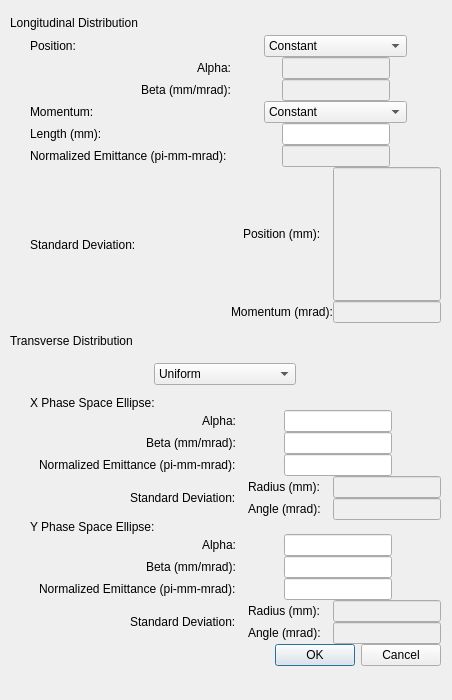
First picture: the form in py_particle_processor_qt/gui/generate_twiss.ui, repository DanielWinklehner/py_particle_processor, before the edit.
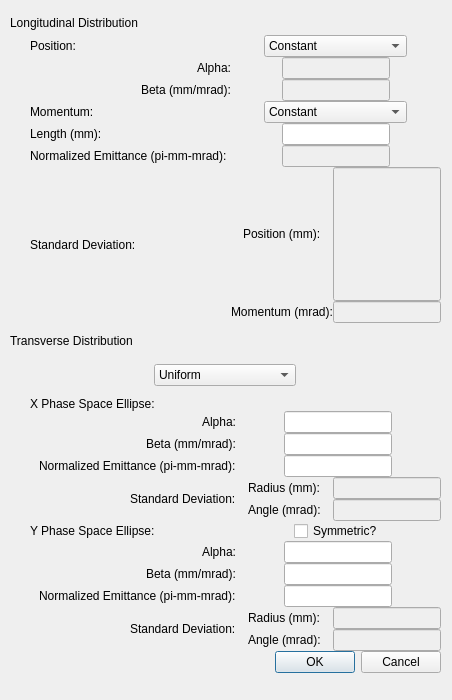
Second picture: the form after the edit.

Commit message: Added symmetric beams to generator -MY

```diff
--- a/py_particle_processor_qt/gui/generate_twiss.ui
+++ b/py_particle_processor_qt/gui/generate_twiss.ui
@@ -32,7 +32,7 @@
       <x>10</x>
       <y>10</y>
       <width>431</width>
-      <height>656</height>
+      <height>663</height>
      </rect>
     </property>
     <layout class="QVBoxLayout" name="verticalLayout_3">
@@ -599,6 +599,13 @@
            </item>
           </layout>
          </item>
+         <item row="5" column="2" alignment="Qt::AlignHCenter">
+          <widget class="QCheckBox" name="checkBox">
+           <property name="text">
+            <string>Symmetric?</string>
+           </property>
+          </widget>
+         </item>
         </layout>
        </item>
       </layout>
```
The commit also changes 4 other files.
